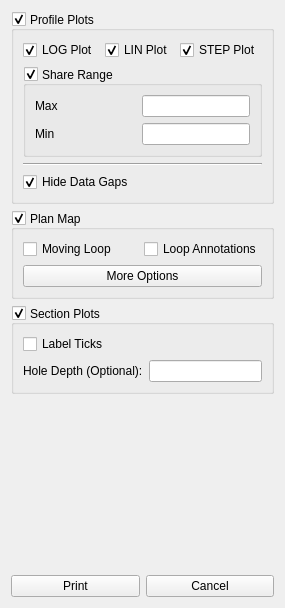
First picture: the form in src/qt_ui/pdf_plot_printer.ui, repository Eric-Meunier/Processor-Suite, before the edit.
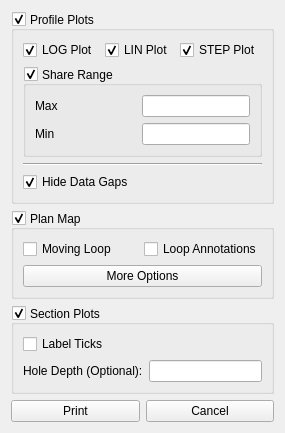
Second picture: the form after the edit.

Commit message: Properly adding nad27 conversion, and fixing Magnetic Declination widget.

```diff
--- a/src/qt_ui/pdf_plot_printer.ui
+++ b/src/qt_ui/pdf_plot_printer.ui
@@ -7,7 +7,7 @@
     <x>0</x>
     <y>0</y>
     <width>283</width>
-    <height>608</height>
+    <height>385</height>
    </rect>
   </property>
   <property name="windowTitle">
@@ -15,26 +15,13 @@
   </property>
   <layout class="QGridLayout" name="gridLayout_2">
    <item row="3" column="0">
-    <spacer name="verticalSpacer">
-     <property name="orientation">
-      <enum>Qt::Vertical</enum>
-     </property>
-     <property name="sizeHint" stdset="0">
-      <size>
-       <width>20</width>
-       <height>40</height>
-      </size>
-     </property>
-    </spacer>
-   </item>
-   <item row="4" column="0">
     <widget class="QPushButton" name="print_btn">
      <property name="text">
       <string>Print</string>
      </property>
     </widget>
    </item>
-   <item row="4" column="1">
+   <item row="3" column="1">
     <widget class="QPushButton" name="cancel_btn">
      <property name="text">
       <string>Cancel</string>
```
Left out of the diff: 36 changed lines with no effect on the pictures. The commit also changes 4 other files.
